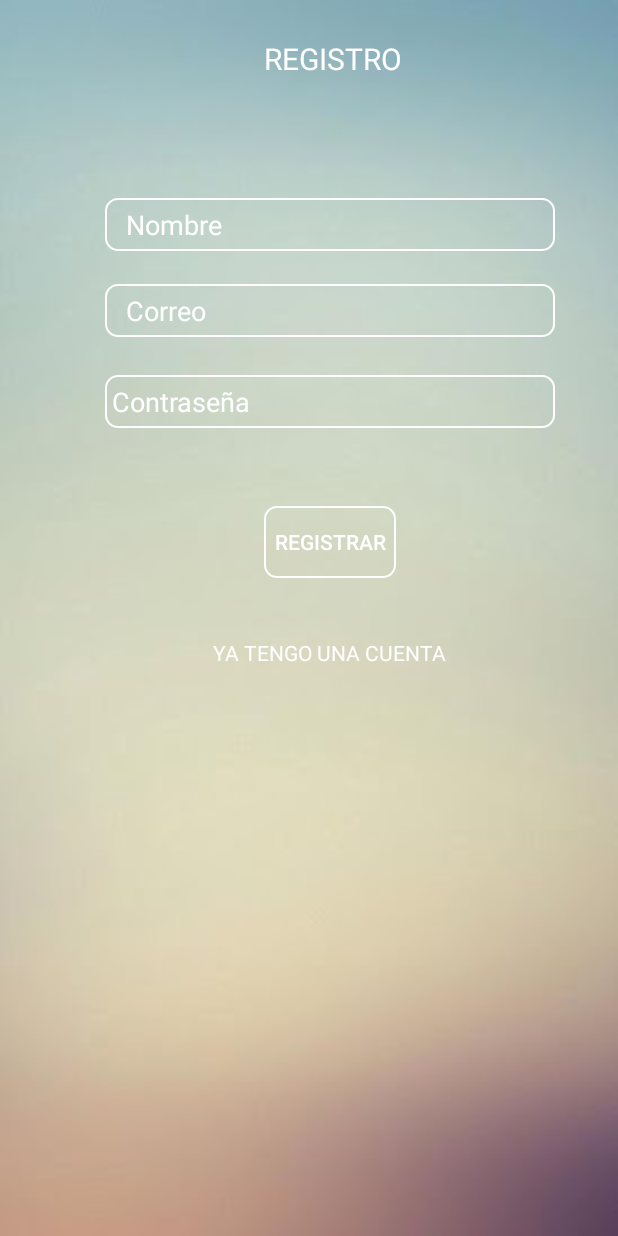
After one commit to dannidanna/warmi, an Android app: the RegistroActivity screen opened directly, with no data from a screen before it, on a phone screen of 412 x 824 dp. The commit adds this screen. Run offline under Robolectric (Android 15) with nearby library versions, the phone set to English and light mode, and no system bars; our stand-ins replace Firebase (no records; nobody signed in at launch, a user with empty details on screens opened directly); 1 statement that could not run was skipped.

Commit message:
Registro usuario, autenticacion Firebase

```diff
--- /dev/null
+++ b/Warmi/app/src/main/java/app/warmi/rodriguez/danny/warmi/RegistroActivity.java
@@ -0,0 +1,106 @@
+package app.warmi.rodriguez.danny.warmi;
+
+import android.app.ProgressDialog;
+import android.content.Intent;
+import android.support.annotation.NonNull;
+import android.support.v7.app.AppCompatActivity;
+import android.os.Bundle;
+import android.text.TextUtils;
+import android.view.View;
+import android.widget.Button;
+import android.widget.EditText;
+import android.widget.TextView;
+import android.widget.Toast;
+
+import com.google.android.gms.tasks.OnCompleteListener;
+import com.google.android.gms.tasks.Task;
+import com.google.firebase.auth.AuthResult;
+import com.google.firebase.auth.FirebaseAuth;
+
+public class RegistroActivity extends AppCompatActivity implements View.OnClickListener{
+
+    private EditText nombre;
+    private EditText correo;
+    private EditText contra;
+    private Button btnRegistrar;
+    private TextView cuenta;
+
+    private FirebaseAuth autentificacion;
+    private FirebaseAuth.AuthStateListener autenLis;
+    private ProgressDialog miDialogo;
+
+    @Override
+    protected void onStart(){
+        super.onStart();
+        autentificacion.addAuthStateListener(autenLis);
+    }
+
+    @Override
+    protected void onCreate(Bundle savedInstanceState) {
+        super.onCreate(savedInstanceState);
+        setContentView(R.layout.activity_registro);
+
+        autentificacion = FirebaseAuth.getInstance();
+        nombre = (EditText) findViewById(R.id.nombre);
+        correo = (EditText) findViewById(R.id.correo);
+        contra = (EditText) findViewById(R.id.contra);
+        btnRegistrar = (Button) findViewById(R.id.btnRegistrar);
+        btnRegistrar.setOnClickListener(this);
+        miDialogo = new ProgressDialog(this);
+        cuenta = (TextView) findViewById(R.id.cuenta);
+        cuenta.setOnClickListener(this);
+
+        autenLis = new FirebaseAuth.AuthStateListener() {
+            @Override
+            public void onAuthStateChanged(@NonNull FirebaseAuth firebaseAuth) {
+                if(firebaseAuth.getCurrentUser()!=null){
+                    Intent intent = new Intent(RegistroActivity.this, MainActivity.class);
+                    startActivity(intent);
+                    finish();
+                }
+
+            }
+        };
+    }
+
+    @Override
+    public void onClick(View v) {
+        switch (v.getId()){
+            case R.id.btnRegistrar:
+                    iniciarRegistro();
+                break;
+            case R.id.cuenta:
+                Intent intent = new Intent(RegistroActivity.this, IniciarSesionActivity.class);
+                startActivity(intent);
+                finish();
+                break;
+        }
+    }
+
+    private void iniciarRegistro(){
+        final String nom = nombre.getText().toString().trim();
+        final String cor = correo.getText().toString().trim();
+        final String con = contra.getText().toString().trim();
+
+        if(!TextUtils.isEmpty(nom) && !TextUtils.isEmpty(cor)&& !TextUtils.isEmpty(con)){
+            miDialogo.setMessage("Registrando... por favor espere.");
+            miDialogo.show();
+            autentificacion.createUserWithEmailAndPassword(cor, con).addOnCompleteListener(new OnCompleteListener<AuthResult>() {
+                @Override
+                public void onComplete(@NonNull Task<AuthResult> task) {
+                    miDialogo.dismiss();
+                    if(task.isSuccessful()){
+                        String idUsuario = autentificacion.getCurrentUser().getUid();
+                        Toast.makeText(getApplicationContext(), "USUARIO REGISTRADO", Toast.LENGTH_SHORT).show();
+                        Intent intent = new Intent(RegistroActivity.this, MainActivity.class);
+                        startActivity(intent);
+                    }
+                    else{
+                        Toast.makeText(getApplicationContext(), "NO SE PUDO REGISTRAR, VUELVA A INTENTARLO", Toast.LENGTH_LONG).show();
+                    }
+                }
+            });
+        }
+
+    }
+}
--- /dev/null
+++ b/Warmi/app/src/main/res/drawable/bordedos.xml
@@ -0,0 +1,6 @@
+<?xml version="1.0" encoding="utf-8"?>
+<shape xmlns:android="http://schemas.android.com/apk/res/android">
+    <stroke android:color="@android:color/background_light" android:width="1dp"></stroke>
+    <corners android:radius="8dp" ></corners>
+    <solid android:color="@android:color/transparent"></solid>
+</shape>
--- /dev/null
+++ b/Warmi/app/src/main/res/layout/activity_registro.xml
@@ -0,0 +1,100 @@
+<?xml version="1.0" encoding="utf-8"?>
+<android.support.constraint.ConstraintLayout xmlns:android="http://schemas.android.com/apk/res/android"
+    xmlns:app="http://schemas.android.com/apk/res-auto"
+    xmlns:tools="http://schemas.android.com/tools"
+    android:layout_width="match_parent"
+    android:layout_height="match_parent"
+    android:background="@drawable/back"
+    tools:context="app.warmi.rodriguez.danny.warmi.DenunciaActivity">
+
+
+    <RelativeLayout
+        android:layout_width="368dp"
+        android:layout_height="551dp"
+        tools:layout_editor_absoluteY="-3dp"
+        android:layout_marginRight="8dp"
+        app:layout_constraintRight_toRightOf="parent">
+
+        <TextView
+            android:id="@+id/textView2"
+            android:layout_width="wrap_content"
+            android:layout_height="wrap_content"
+            android:text="REGISTRO"
+            android:textColor="@android:color/background_light"
+            android:textSize="20dp"
+            tools:layout_editor_absoluteX="-55dp"
+            tools:layout_editor_absoluteY="-423dp"
+            android:layout_marginTop="25dp"
+            android:layout_alignParentTop="true"
+            android:layout_alignLeft="@+id/btnRegistrar"
+            android:layout_alignStart="@+id/btnRegistrar" />
+
+        <EditText
+            android:id="@+id/contra"
+            android:layout_width="300dp"
+            android:layout_height="35dp"
+            android:layout_alignLeft="@+id/correo"
+            android:layout_alignStart="@+id/correo"
+            android:layout_below="@+id/correo"
+            android:layout_marginTop="25dp"
+            android:background="@drawable/bordedos"
+            android:ems="10"
+            android:hint=" Contraseña"
+            android:inputType="textPassword"
+            android:textColor="@android:color/background_light"
+            android:textColorHint="@android:color/background_light" />
+
+        <EditText
+            android:id="@+id/nombre"
+            android:layout_width="300dp"
+            android:layout_height="35dp"
+            android:layout_marginTop="79dp"
+            android:background="@drawable/bordedos"
+            android:ems="10"
+            android:inputType="textPersonName"
+            android:textColor="@android:color/background_light"
+            android:textColorHint="@android:color/background_light"
+            android:layout_below="@+id/textView2"
+            android:layout_centerHorizontal="true"
+            android:hint="   Nombre"/>
+
+        <EditText
+            android:id="@+id/correo"
+            android:layout_width="300dp"
+            android:layout_height="35dp"
+            android:layout_alignLeft="@+id/nombre"
+            android:layout_alignStart="@+id/nombre"
+            android:layout_below="@+id/nombre"
+            android:layout_marginTop="22dp"
+            android:background="@drawable/bordedos"
+            android:ems="10"
+            android:inputType="textPersonName"
+            android:hint="   Correo"
+            android:textColor="@android:color/background_light"
+            android:textColorHint="@android:color/background_light" />
+
+        <Button
+            android:id="@+id/btnRegistrar"
+            android:layout_width="wrap_content"
+            android:layout_height="wrap_content"
+            android:text="REGISTRAR"
+            android:background="@drawable/bordedos"
+            android:textColor="@android:color/background_light"
+            android:layout_marginTop="52dp"
+            android:layout_below="@+id/contra"
+            android:layout_centerHorizontal="true" />
+
+        <TextView
+            android:id="@+id/cuenta"
+            android:layout_width="wrap_content"
+            android:layout_height="wrap_content"
+            android:layout_alignTop="@+id/btnRegistrar"
+            android:layout_centerHorizontal="true"
+            android:layout_marginTop="88dp"
+            android:text="YA TENGO UNA CUENTA"
+            android:textColor="@android:color/background_light"/>
+
+
+    </RelativeLayout>
+
+</android.support.constraint.ConstraintLayout>
```
Also changed, not shown: Warmi/app/src/main/AndroidManifest.xml (+5 -3 lines), Warmi/app/src/main/java/app/warmi/rodriguez/danny/warmi/IniciarSesionActivity.java (added, +13 -0 lines), Warmi/app/src/main/java/app/warmi/rodriguez/danny/warmi/MainActivity.java (+7 -0 lines), Warmi/app/src/main/res/layout/activity_iniciar_sesion.xml (added, +9 -0 lines), Warmi/app/src/main/res/layout/activity_main.xml (+18 -0 lines).
